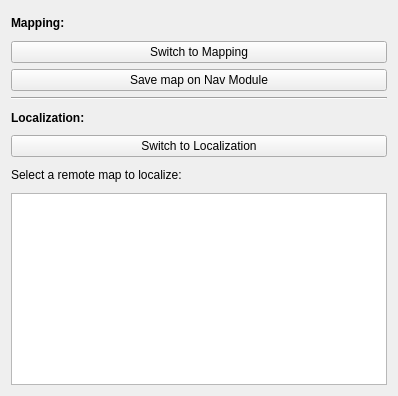
First picture: the form in rr_viz/src/rr_viz/widgets/mission_dashboard/mapping/slam_supervisor.ui, repository Ross-Robotics/rr_viz, before the edit.
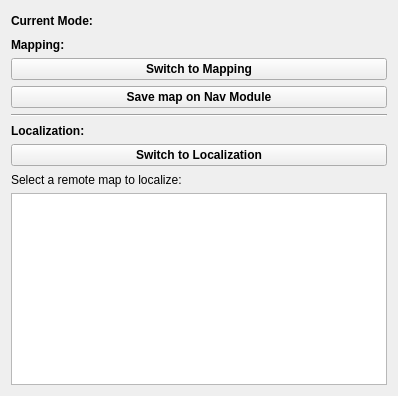
Second picture: the form after the edit. Custom widgets are drawn as their Qt base class.

Commit message: Added current mode functionality to slam supervisor  front and back end

Patch:
```diff
--- a/rr_viz/src/rr_viz/widgets/mission_dashboard/mapping/slam_supervisor.ui
+++ b/rr_viz/src/rr_viz/widgets/mission_dashboard/mapping/slam_supervisor.ui
@@ -10,6 +10,12 @@
     <height>396</height>
    </rect>
   </property>
+  <property name="font">
+   <font>
+    <weight>75</weight>
+    <bold>true</bold>
+   </font>
+  </property>
   <property name="windowTitle">
    <string>Form</string>
   </property>
@@ -17,6 +23,37 @@
    <string notr="true"/>
   </property>
   <layout class="QVBoxLayout" name="verticalLayout">
+   <item>
+    <layout class="QHBoxLayout" name="horizontalLayout">
+     <item>
+      <widget class="QLabel" name="label_4">
+       <property name="text">
+        <string>Current Mode:</string>
+       </property>
+      </widget>
+     </item>
+     <item>
+      <widget class="ROSTopicLabel" name="modeLabel">
+       <property name="text">
+        <string/>
+       </property>
+      </widget>
+     </item>
+     <item>
+      <spacer name="horizontalSpacer">
+       <property name="orientation">
+        <enum>Qt::Horizontal</enum>
+       </property>
+       <property name="sizeHint" stdset="0">
+        <size>
+         <width>40</width>
+         <height>20</height>
+        </size>
+       </property>
+      </spacer>
+     </item>
+    </layout>
+   </item>
    <item>
     <widget class="QLabel" name="label_2">
      <property name="font">
@@ -96,6 +133,13 @@
    </item>
   </layout>
  </widget>
+ <customwidgets>
+  <customwidget>
+   <class>ROSTopicLabel</class>
+   <extends>QLabel</extends>
+   <header>widgets/ros_widgets/ros_topic_label</header>
+  </customwidget>
+ </customwidgets>
  <resources/>
  <connections/>
 </ui>
```
Left out of the diff: 6 changed lines with no effect on the pictures. The commit also changes 3 other files.
